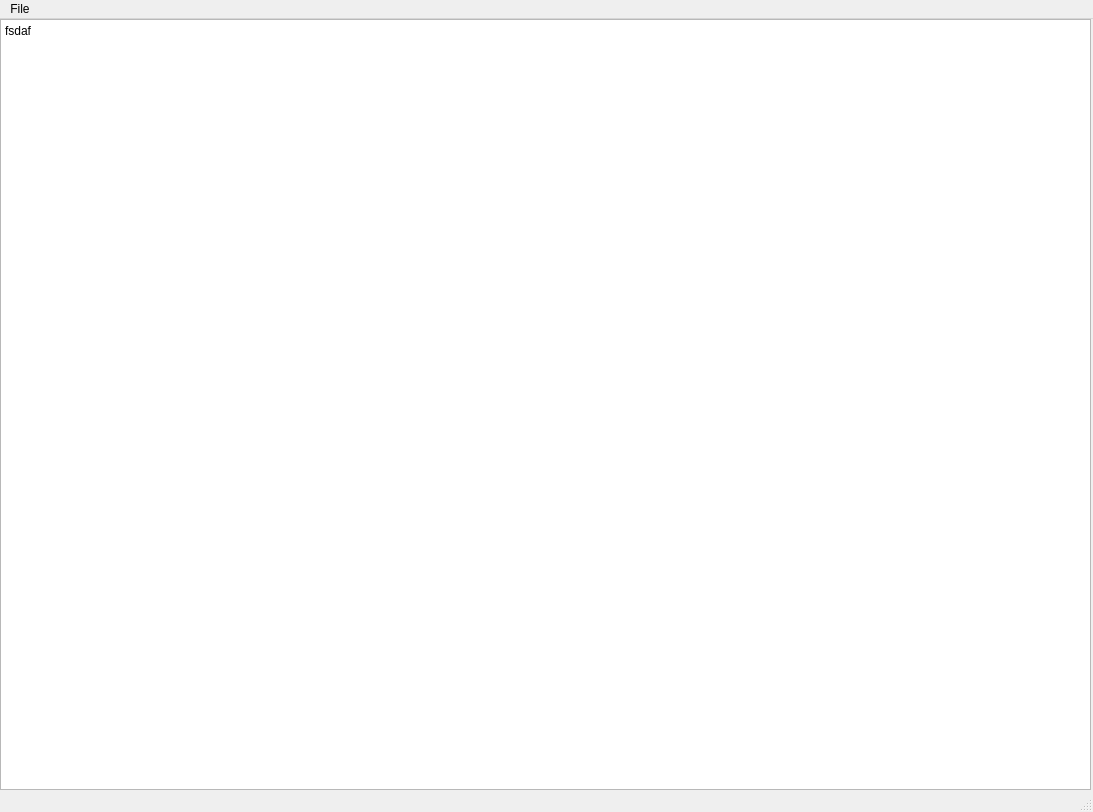
Above: untitled.ui from VJalal/Text-Editor before the change. Below: the same form after it.
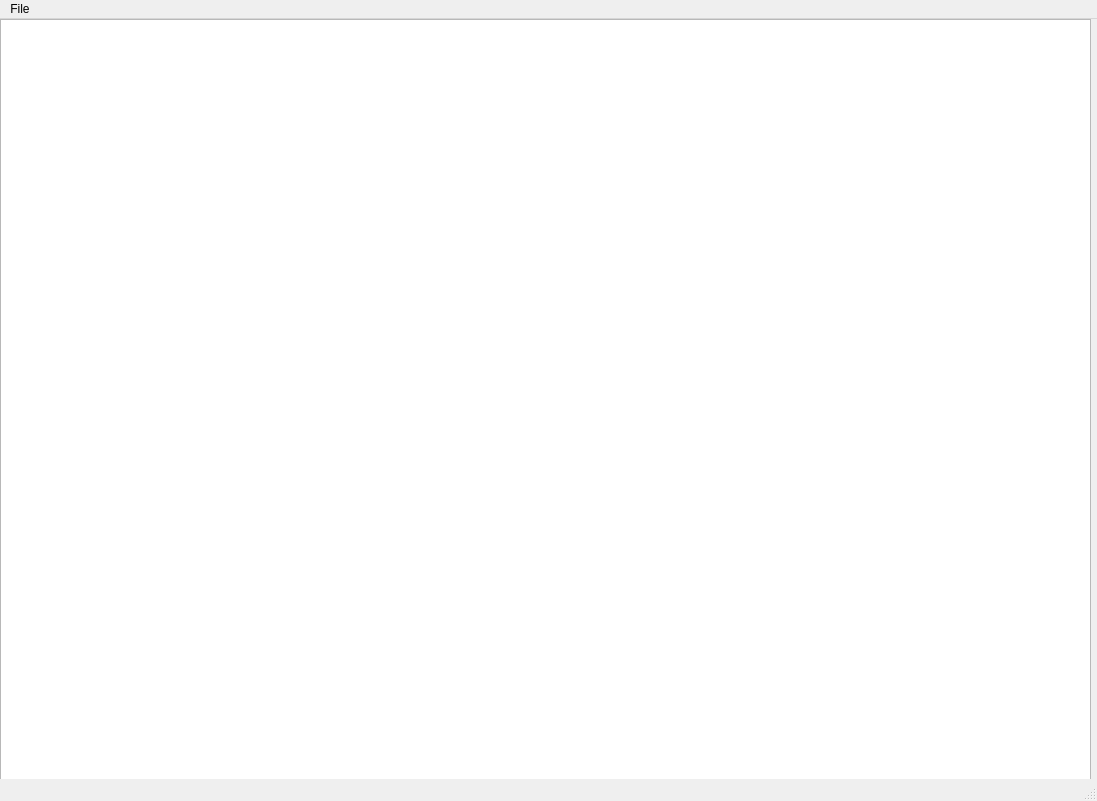
That is the form after the change.

```diff
--- a/untitled.ui
+++ b/untitled.ui
@@ -6,8 +6,8 @@
    <rect>
     <x>0</x>
     <y>0</y>
-    <width>1093</width>
-    <height>812</height>
+    <width>1097</width>
+    <height>801</height>
    </rect>
   </property>
   <property name="windowTitle">
@@ -24,7 +24,7 @@
      </rect>
     </property>
     <property name="plainText">
-     <string>fsdaf</string>
+     <string/>
     </property>
    </widget>
   </widget>
@@ -33,7 +33,7 @@
     <rect>
      <x>0</x>
      <y>0</y>
-     <width>1093</width>
+     <width>1097</width>
      <height>21</height>
     </rect>
    </property>
```
